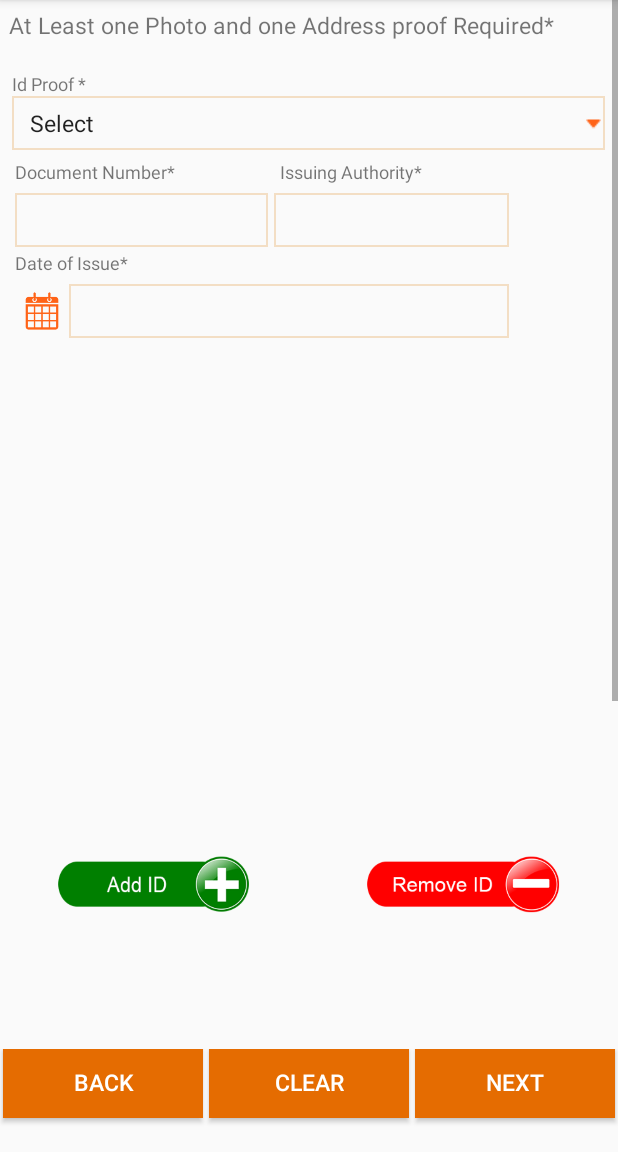
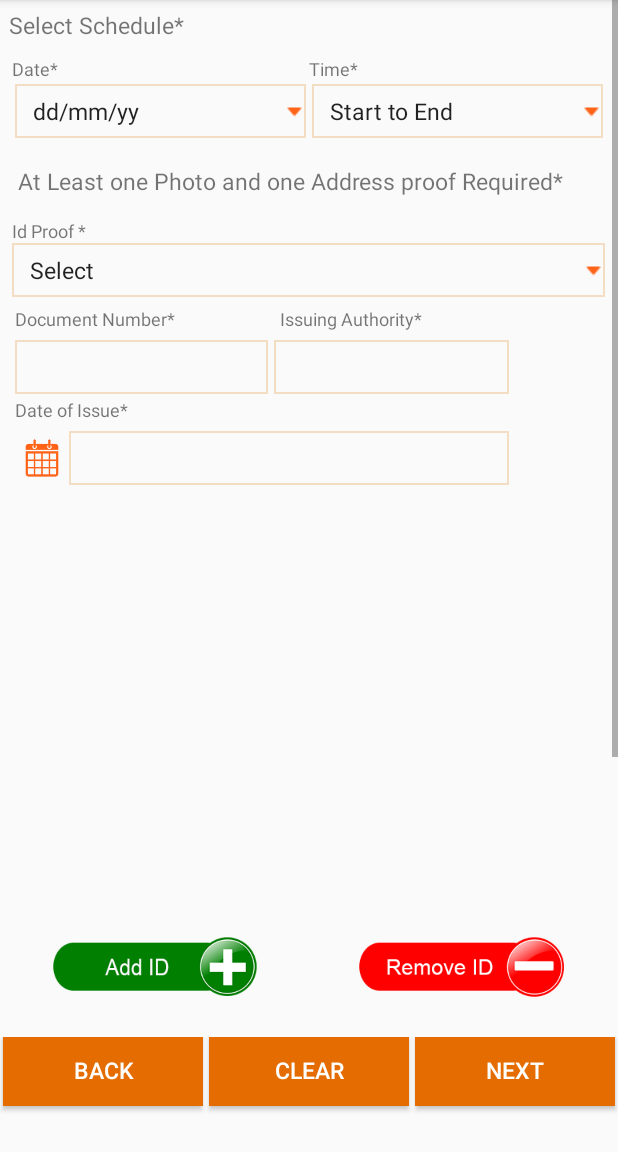
Before and after one commit to amitface/TransportDepartment, an Android app: the fragment IdProof shown on its own in the app's theme, on a phone screen of 412 x 824 dp, the part 84-1236 px from its top. Run offline under Robolectric (Android 15) with nearby library versions, the phone set to English and light mode, and no system bars.

Commit message:
26/6/16 update

```diff
--- a/app/src/main/java/com/converge/transportdepartment/LicenseApplication.java
+++ b/app/src/main/java/com/converge/transportdepartment/LicenseApplication.java
@@ -78,8 +78,8 @@ public class LicenseApplication extends Fragment implements TabHost.OnTabChangeL
 
         mTabHost.addTab(mTabHost.newTabSpec("Type").setIndicator("Class of Vehicle"),
                 SelectApplicationType.class, null);
-        mTabHost.addTab(mTabHost.newTabSpec("schedule").setIndicator("Appointment Schedule"),
-               SelectSchedule.class, null);
+//        mTabHost.addTab(mTabHost.newTabSpec("schedule").setIndicator("Appointment Schedule"),
+//               SelectSchedule.class, null);
         mTabHost.addTab(mTabHost.newTabSpec("details").setIndicator("Personal Details"),
                PersonalDetails.class, null);
         mTabHost.addTab(mTabHost.newTabSpec("other").setIndicator("Other Details"),
--- a/app/src/main/res/layout/fragment_id_proof.xml
+++ b/app/src/main/res/layout/fragment_id_proof.xml
@@ -13,6 +13,7 @@
         android:fadeScrollbars="false"
         android:layout_weight=".8">
 
+
     <LinearLayout
         android:layout_width="match_parent"
         android:layout_height="match_parent"
@@ -23,7 +24,54 @@
             android:layout_height="wrap_content"
             android:padding="4dp"
 
-            android:text="At Least one Photo and one Address proof Required*"/>
+            android:text="Select Schedule*"/>
+        <TableLayout
+            android:id="@+id/tableS"
+            android:layout_width="match_parent"
+            android:layout_height="wrap_content"
+            android:textAlignment="center"
+            android:shrinkColumns="*"
+            android:stretchColumns="*"
+            android:visibility="visible"
+            android:padding="6dip">
+        <TableRow>
+            <TextView
+                android:layout_width="match_parent"
+                android:layout_height="wrap_content"
+                android:textSize="12dp"
+                android:layout_gravity="start"
+                android:layout_span="3"
+                android:text="Date*"/>
+            <TextView
+                android:layout_width="match_parent"
+                android:layout_height="wrap_content"
+                android:textSize="12dp"
+                android:layout_gravity="start"
+                android:layout_span="3"
+                android:text="Time*"/>
+        </TableRow>
+        <TableRow>
+            <Spinner
+                android:id="@+id/spinnerSDate"
+                android:layout_width="wrap_content"
+                android:layout_height="36dp"
+                android:padding="4dp"
+                android:layout_margin="2dp"
+                android:background="@drawable/gradient_spinner"
+                android:layout_span="3"
+                android:entries="@array/SDate"/>
+
+            <Spinner
+                android:id="@+id/spinnerSTime"
+                android:layout_width="wrap_content"
+                android:layout_height="36dp"
+                android:padding="4dp"
+                android:layout_margin="2dp"
+                android:background="@drawable/gradient_spinner"
+                android:layout_span="3"
+                android:entries="@array/STime"/>
+        </TableRow>
+    </TableLayout>
         <TableLayout
             android:id="@+id/table1"
             android:layout_width="match_parent"
@@ -34,6 +82,12 @@
             android:visibility="visible"
             android:padding="6dip">
 
+
+            <TextView android:layout_width="match_parent"
+                android:layout_height="wrap_content"
+                android:padding="4dp"
+
+                android:text="At Least one Photo and one Address proof Required*"/>
 
             <!--PhotoId -->
             <TableRow
@@ -468,29 +522,29 @@
 
     <TableLayout
         android:layout_width="match_parent"
-        android:layout_height="wrap_content"
+        android:layout_height="0dp"
         android:shrinkColumns="*"
         android:stretchColumns="*"
-        android:layout_gravity="bottom"
-        android:layout_marginTop="5dp"
+
+        android:padding="2dp"
         android:layout_weight=".1">
 
         <TableRow>
 
             <ImageView  android:id="@+id/buttonAdd"
                 android:layout_width="wrap_content"
-                android:layout_height="70dp"
+                android:layout_height="60dp"
                 android:layout_gravity="bottom"
                 android:src="@drawable/image_add"
                 android:layout_margin="2dp"
-                android:padding="10dp" />
+                android:padding="3dp" />
             <ImageView  android:id="@+id/buttonRemove"
                 android:layout_width="wrap_content"
-                android:layout_height="70dp"
+                android:layout_height="60dp"
                 android:layout_gravity="bottom"
                 android:src="@drawable/image_remove"
                 android:layout_margin="2dp"
-                android:padding="10dp" />
+                android:padding="3dp" />
 
         </TableRow>
     </TableLayout>
--- a/app/src/main/res/values/arrays.xml
+++ b/app/src/main/res/values/arrays.xml
@@ -599,4 +599,25 @@
        <item> Zimbabwe </item>
 
     </string-array>
+
+    <string-array name="SDate">
+        <item>dd/mm/yy</item>
+        <item>28/6/2016</item>
+        <item>29/6/2016</item>
+        <item>30/6/2016</item>
+        <item>31/6/2016</item>
+        <item>01/7/2016</item>
+        <item>02/7/2016</item>
+        <item>03/7/2016</item>
+    </string-array>
+    <string-array name="STime">
+        <item>Start to End</item>
+        <item>11:00 to 11:40</item>
+        <item>11:50 to 12:30</item>
+        <item>12:40 to 13:20</item>
+        <item>13:30 to 14:10</item>
+        <item>14:20 to 15:00</item>
+        <item>15:10 to 15:50</item>
+        <item>16:00 to 16:40</item>
+    </string-array>
 </resources>
```
Also changed, not shown: app/src/main/java/com/converge/transportdepartment/Home.java (+2 -5 lines), app/src/main/java/com/converge/transportdepartment/IdProof.java (+102 -4 lines), app/src/main/java/com/converge/transportdepartment/PaymentSuccessfull.java (+98 -27 lines), app/src/main/java/com/converge/transportdepartment/PersonalDetails.java (+70 -219 lines), app/src/main/java/com/converge/transportdepartment/SelectApplicationType.java (+9 -28 lines), app/src/main/res/layout/fragment_payment_successfull.xml (+39 -11 lines), app/src/main/res/layout/fragment_personal_details.xml (+26 -0 lines).
